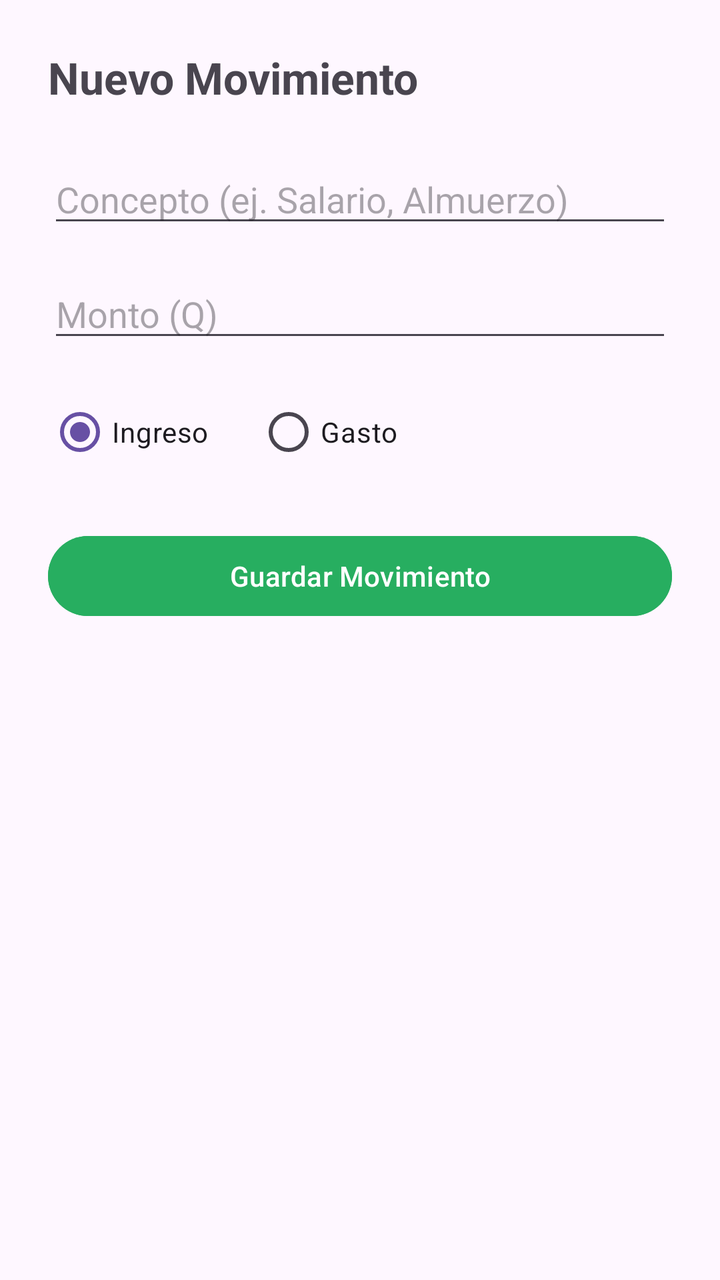
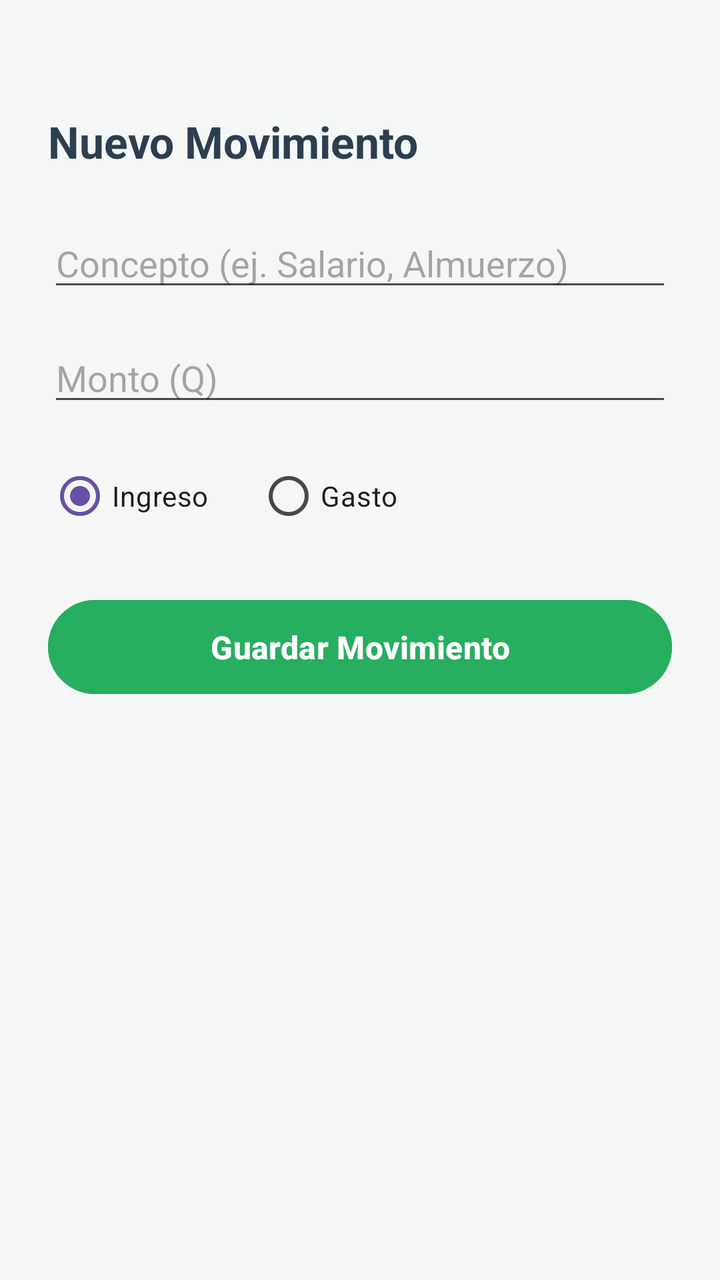

Two renders of the same Android screen: before a commit and after it. Below are the layout's source before the change and the commit's diff.
<!-- AndroidManifest.xml: application theme Theme.AppFinanzas -->
<!-- res/layout/activity_formulario_movimiento.xml -->
<?xml version="1.0" encoding="utf-8"?>
<LinearLayout xmlns:android="http://schemas.android.com/apk/res/android"
    android:layout_width="match_parent"
    android:layout_height="match_parent"
    android:orientation="vertical"
    android:padding="24dp">

    <TextView
        android:layout_width="wrap_content"
        android:layout_height="wrap_content"
        android:text="Nuevo Movimiento"
        android:textSize="22sp"
        android:textStyle="bold"
        android:layout_marginBottom="24dp"/>

    <EditText
        android:id="@+id/etConcepto"
        android:layout_width="match_parent"
        android:layout_height="wrap_content"
        android:hint="Concepto (ej. Salario, Almuerzo)"
        android:layout_marginBottom="16dp"/>

    <EditText
        android:id="@+id/etMonto"
        android:layout_width="match_parent"
        android:layout_height="wrap_content"
        android:hint="Monto (Q)"
        android:inputType="numberDecimal"
        android:layout_marginBottom="16dp"/>

    <RadioGroup
        android:id="@+id/rgTipo"
        android:layout_width="match_parent"
        android:layout_height="wrap_content"
        android:orientation="horizontal"
        android:layout_marginBottom="24dp">

        <RadioButton
            android:id="@+id/rbIngreso"
            android:layout_width="wrap_content"
            android:layout_height="wrap_content"
            android:text="Ingreso"
            android:checked="true"/>

        <RadioButton
            android:id="@+id/rbGasto"
            android:layout_width="wrap_content"
            android:layout_height="wrap_content"
            android:layout_marginStart="24dp"
            android:text="Gasto"/>
    </RadioGroup>

    <Button
        android:id="@+id/btnGuardar"
        android:layout_width="match_parent"
        android:layout_height="wrap_content"
        android:text="Guardar Movimiento"
        android:backgroundTint="#27AE60"/>
</LinearLayout>
<!-- resources referenced by this layout -->
<resources>
  <style name="Theme.AppFinanzas" parent="Base.Theme.AppFinanzas" />
  <style name="Base.Theme.AppFinanzas" parent="Theme.Material3.DayNight.NoActionBar">
          
          
      </style>
</resources>

<!-- the commit's change to res/layout/activity_formulario_movimiento.xml (unified diff, before → after) -->
@@ -3,7 +3,11 @@
     android:layout_width="match_parent"
     android:layout_height="match_parent"
     android:orientation="vertical"
-    android:padding="24dp">
+    android:paddingStart="24dp"
+    android:paddingEnd="24dp"
+    android:paddingBottom="24dp"
+    android:paddingTop="56dp"
+    android:background="#F4F7F6">
 
     <TextView
         android:layout_width="wrap_content"
@@ -11,6 +15,7 @@
         android:text="Nuevo Movimiento"
         android:textSize="22sp"
         android:textStyle="bold"
+        android:textColor="#2C3E50"
         android:layout_marginBottom="24dp"/>
 
     <EditText
@@ -53,7 +58,10 @@
     <Button
         android:id="@+id/btnGuardar"
         android:layout_width="match_parent"
-        android:layout_height="wrap_content"
+        android:layout_height="55dp"
         android:text="Guardar Movimiento"
-        android:backgroundTint="#27AE60"/>
+        android:backgroundTint="#27AE60"
+        android:textColor="#FFFFFF"
+        android:textSize="16sp"
+        android:textStyle="bold"/>
 </LinearLayout>
